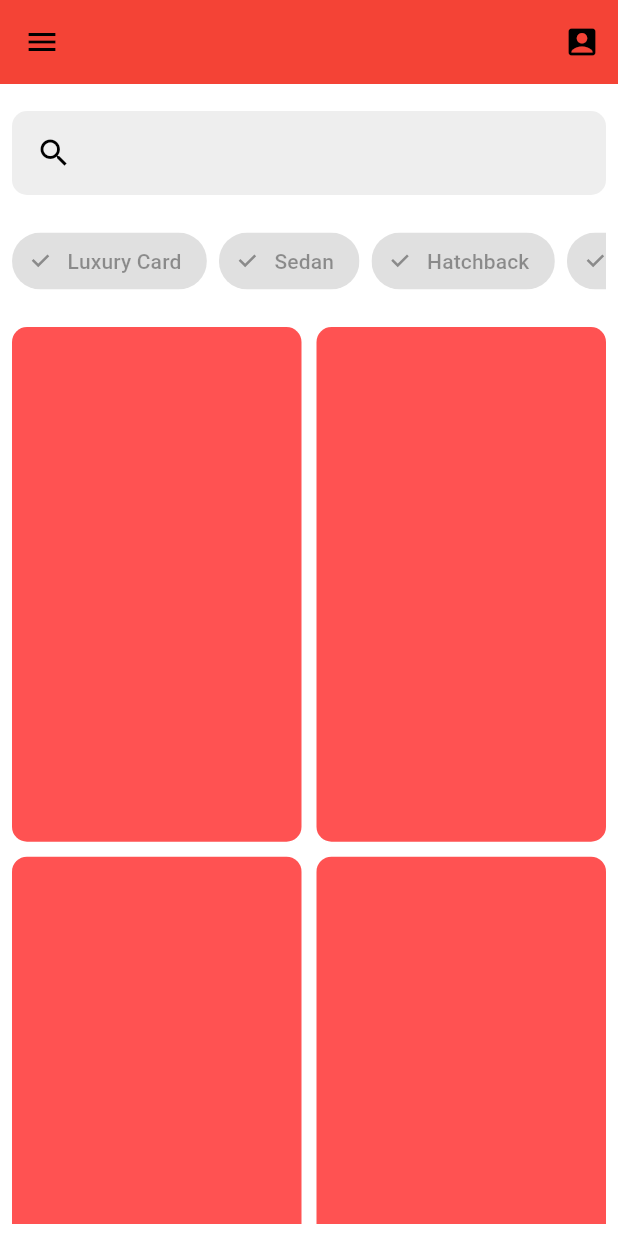
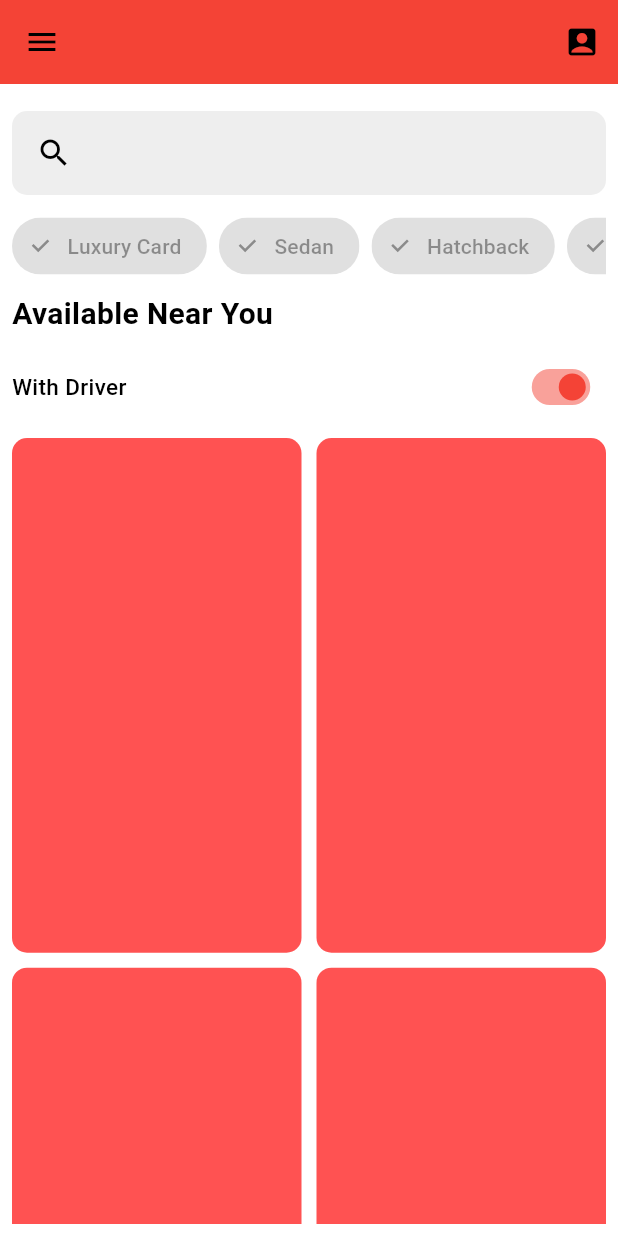
Before and after one commit to Yudhono/dummy-car-rent, a Flutter app: the screen it shows after launch, on a phone screen of 412 x 824 dp. Run offline on Flutter 3.47's test engine with Material 3 defaults, Android fonts, the phone set to English and light mode, and no system bars.

Commit message:
add switch button

```diff
--- a/lib/home_screen.dart
+++ b/lib/home_screen.dart
@@ -10,6 +10,7 @@ class HomeScreen extends StatefulWidget {
 }
 
 class _MyHomePageState extends State<HomeScreen> {
+  bool light = true;
   int _selectedIndex = 0;
   static const TextStyle optionStyle =
       TextStyle(fontSize: 30, fontWeight: FontWeight.bold);
@@ -136,7 +137,7 @@ class _MyHomePageState extends State<HomeScreen> {
                   );
                 });
               }),
-              const SizedBox(height: 20),
+              const SizedBox(height: 10),
               SingleChildScrollView(
                 scrollDirection: Axis.horizontal,
                 child: Row(
@@ -177,7 +178,43 @@ class _MyHomePageState extends State<HomeScreen> {
                   ],
                 ),
               ),
-              const SizedBox(height: 20),
+              const SizedBox(height: 7),
+              const Align(
+                alignment: Alignment.centerLeft,
+                child: Text(
+                  'Available Near You',
+                  style: TextStyle(
+                    fontSize: 20,
+                    fontWeight: FontWeight.bold,
+                  ),
+                ),
+              ),
+              const SizedBox(height: 10),
+              Row(
+                mainAxisAlignment: MainAxisAlignment.spaceBetween,
+                children: [
+                  const Text(
+                    'With Driver',
+                    style: TextStyle(
+                      fontSize: 15,
+                      fontWeight: FontWeight.w500,
+                    ),
+                  ),
+                  Transform.scale(
+                    scale: 0.75, // Adjust the scale factor as needed
+                    child: Switch(
+                      value: light,
+                      activeColor: Colors.red,
+                      onChanged: (bool value) {
+                        setState(() {
+                          light = value;
+                        });
+                      },
+                    ),
+                  ),
+                ],
+              ),
+              const SizedBox(height: 10),
               Expanded(
                 child: GridView.builder(
                   itemCount: 8,
```
